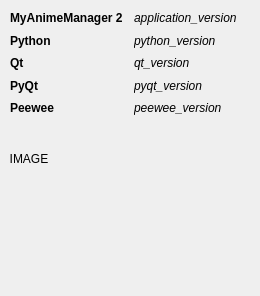
seigneurfuo/MyAnimeManager3, file src/ui/dialogs/about.ui: the form before one commit.
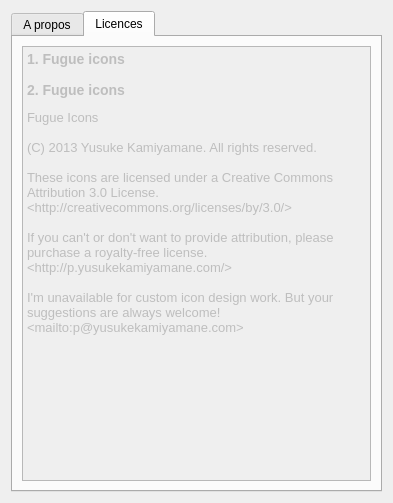
The form after the commit. The open tabs and pages were chosen to show the change. Icons and pictures are not drawn.

```diff
--- a/src/ui/dialogs/about.ui
+++ b/src/ui/dialogs/about.ui
@@ -6,8 +6,8 @@
    <rect>
     <x>0</x>
     <y>0</y>
-    <width>260</width>
-    <height>296</height>
+    <width>393</width>
+    <height>503</height>
    </rect>
   </property>
   <property name="windowTitle">
@@ -17,28 +17,26 @@
    <iconset>
     <normaloff>../../resources/icons/question.png</normaloff>../../resources/icons/question.png</iconset>
   </property>
-  <widget class="QLabel" name="label">
-   <property name="geometry">
-    <rect>
-     <x>9</x>
-     <y>151</y>
-     <width>40</width>
-     <height>16</height>
-    </rect>
-   </property>
-   <property name="text">
-    <string>IMAGE</string>
-   </property>
-   <property name="alignment">
-    <set>Qt::AlignCenter</set>
-   </property>
-  </widget>
+  <layout class="QGridLayout" name="gridLayout_2">
+   <item row="0" column="0">
+    <widget class="QTabWidget" name="tabWidget">
+     <property name="currentIndex">
+      <number>0</number>
+     </property>
+     <widget class="QWidget" name="tab">
+      <attribute name="icon">
+       <iconset>
+        <normaloff>../../resources/icons/question.png</normaloff>../../resources/icons/question.png</iconset>
+      </attribute>
+      <attribute name="title">
+       <string>A propos</string>
+      </attribute>
   <widget class="QWidget" name="layoutWidget">
    <property name="geometry">
     <rect>
      <x>10</x>
      <y>10</y>
-     <width>242</width>
+         <width>246</width>
      <height>106</height>
     </rect>
    </property>
@@ -52,7 +50,7 @@
        </font>
       </property>
       <property name="text">
-       <string>MyAnimeManager 2</string>
+           <string>MyAnimeManager 2:</string>
       </property>
      </widget>
     </item>
@@ -77,7 +75,7 @@
        </font>
       </property>
       <property name="text">
-       <string>Python</string>
+           <string>Python:</string>
       </property>
      </widget>
     </item>
@@ -102,7 +100,7 @@
        </font>
       </property>
       <property name="text">
-       <string>Qt</string>
+           <string>Qt:</string>
       </property>
      </widget>
     </item>
@@ -127,7 +125,7 @@
        </font>
       </property>
       <property name="text">
-       <string>PyQt</string>
+           <string>PyQt:</string>
       </property>
      </widget>
     </item>
@@ -152,7 +150,7 @@
        </font>
       </property>
       <property name="text">
-       <string>Peewee</string>
+           <string>Peewee:</string>
       </property>
      </widget>
     </item>
@@ -170,6 +168,68 @@
     </item>
    </layout>
   </widget>
+      <widget class="QLabel" name="logo">
+       <property name="geometry">
+        <rect>
+         <x>120</x>
+         <y>180</y>
+         <width>181</width>
+         <height>181</height>
+        </rect>
+       </property>
+       <property name="text">
+        <string>IMAGE</string>
+       </property>
+       <property name="alignment">
+        <set>Qt::AlignCenter</set>
+       </property>
+      </widget>
+     </widget>
+     <widget class="QWidget" name="tab_2">
+      <attribute name="icon">
+       <iconset>
+        <normaloff>../../resources/icons/scripts-text.png</normaloff>../../resources/icons/scripts-text.png</iconset>
+      </attribute>
+      <attribute name="title">
+       <string>Licences</string>
+      </attribute>
+      <layout class="QGridLayout" name="gridLayout_3">
+       <item row="0" column="0">
+        <widget class="QTextEdit" name="textEdit">
+         <property name="enabled">
+          <bool>false</bool>
+         </property>
+         <property name="html">
+          <string>&lt;!DOCTYPE HTML PUBLIC &quot;-//W3C//DTD HTML 4.0//EN&quot; &quot;http://www.w3.org/TR/REC-html40/strict.dtd&quot;&gt;
+&lt;html&gt;&lt;head&gt;&lt;meta name=&quot;qrichtext&quot; content=&quot;1&quot; /&gt;&lt;style type=&quot;text/css&quot;&gt;
+p, li { white-space: pre-wrap; }
+&lt;/style&gt;&lt;/head&gt;&lt;body style=&quot; font-family:'Cantarell'; font-size:10pt; font-weight:400; font-style:normal;&quot;&gt;
+&lt;p style=&quot; margin-top:0px; margin-bottom:0px; margin-left:0px; margin-right:0px; -qt-block-indent:0; text-indent:0px;&quot;&gt;&lt;span style=&quot; font-size:large; font-weight:600;&quot;&gt;1. Fugue icons&lt;/span&gt;&lt;/p&gt;
+&lt;p style=&quot;-qt-paragraph-type:empty; margin-top:0px; margin-bottom:0px; margin-left:0px; margin-right:0px; -qt-block-indent:0; text-indent:0px;&quot;&gt;&lt;br /&gt;&lt;/p&gt;
+&lt;p style=&quot; margin-top:0px; margin-bottom:0px; margin-left:0px; margin-right:0px; -qt-block-indent:0; text-indent:0px;&quot;&gt;&lt;span style=&quot; font-size:large; font-weight:600;&quot;&gt;2. Fugue icons&lt;/span&gt;&lt;/p&gt;
+&lt;p style=&quot; margin-top:12px; margin-bottom:0px; margin-left:0px; margin-right:0px; -qt-block-indent:0; text-indent:0px;&quot;&gt;Fugue Icons&lt;/p&gt;
+&lt;p style=&quot;-qt-paragraph-type:empty; margin-top:0px; margin-bottom:0px; margin-left:0px; margin-right:0px; -qt-block-indent:0; text-indent:0px;&quot;&gt;&lt;br /&gt;&lt;/p&gt;
+&lt;p style=&quot; margin-top:0px; margin-bottom:0px; margin-left:0px; margin-right:0px; -qt-block-indent:0; text-indent:0px;&quot;&gt;(C) 2013 Yusuke Kamiyamane. All rights reserved.&lt;/p&gt;
+&lt;p style=&quot;-qt-paragraph-type:empty; margin-top:0px; margin-bottom:0px; margin-left:0px; margin-right:0px; -qt-block-indent:0; text-indent:0px;&quot;&gt;&lt;br /&gt;&lt;/p&gt;
+&lt;p style=&quot; margin-top:0px; margin-bottom:0px; margin-left:0px; margin-right:0px; -qt-block-indent:0; text-indent:0px;&quot;&gt;These icons are licensed under a Creative Commons&lt;/p&gt;
+&lt;p style=&quot; margin-top:0px; margin-bottom:0px; margin-left:0px; margin-right:0px; -qt-block-indent:0; text-indent:0px;&quot;&gt;Attribution 3.0 License.&lt;/p&gt;
+&lt;p style=&quot; margin-top:0px; margin-bottom:0px; margin-left:0px; margin-right:0px; -qt-block-indent:0; text-indent:0px;&quot;&gt;&amp;lt;http://creativecommons.org/licenses/by/3.0/&amp;gt;&lt;/p&gt;
+&lt;p style=&quot;-qt-paragraph-type:empty; margin-top:0px; margin-bottom:0px; margin-left:0px; margin-right:0px; -qt-block-indent:0; text-indent:0px;&quot;&gt;&lt;br /&gt;&lt;/p&gt;
+&lt;p style=&quot; margin-top:0px; margin-bottom:0px; margin-left:0px; margin-right:0px; -qt-block-indent:0; text-indent:0px;&quot;&gt;If you can't or don't want to provide attribution, please&lt;/p&gt;
+&lt;p style=&quot; margin-top:0px; margin-bottom:0px; margin-left:0px; margin-right:0px; -qt-block-indent:0; text-indent:0px;&quot;&gt;purchase a royalty-free license.&lt;/p&gt;
+&lt;p style=&quot; margin-top:0px; margin-bottom:0px; margin-left:0px; margin-right:0px; -qt-block-indent:0; text-indent:0px;&quot;&gt;&amp;lt;http://p.yusukekamiyamane.com/&amp;gt;&lt;/p&gt;
+&lt;p style=&quot;-qt-paragraph-type:empty; margin-top:0px; margin-bottom:0px; margin-left:0px; margin-right:0px; -qt-block-indent:0; text-indent:0px;&quot;&gt;&lt;br /&gt;&lt;/p&gt;
+&lt;p style=&quot; margin-top:0px; margin-bottom:0px; margin-left:0px; margin-right:0px; -qt-block-indent:0; text-indent:0px;&quot;&gt;I'm unavailable for custom icon design work. But your&lt;/p&gt;
+&lt;p style=&quot; margin-top:0px; margin-bottom:0px; margin-left:0px; margin-right:0px; -qt-block-indent:0; text-indent:0px;&quot;&gt;suggestions are always welcome!&lt;/p&gt;
+&lt;p style=&quot; margin-top:0px; margin-bottom:12px; margin-left:0px; margin-right:0px; -qt-block-indent:0; text-indent:0px;&quot;&gt;&amp;lt;mailto:p@yusukekamiyamane.com&amp;gt;&lt;/p&gt;&lt;/body&gt;&lt;/html&gt;</string>
+         </property>
+        </widget>
+       </item>
+      </layout>
+     </widget>
+    </widget>
+   </item>
+  </layout>
  </widget>
  <resources/>
  <connections/>
```
Lines whose indentation alone changed are shown as unchanged.
